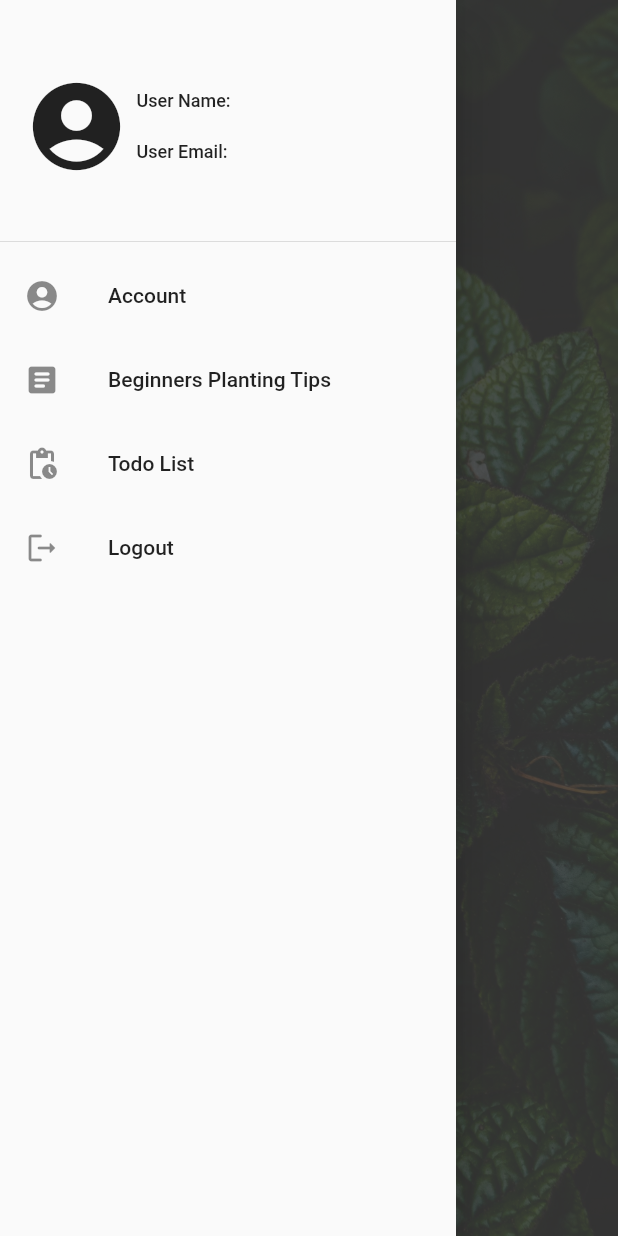
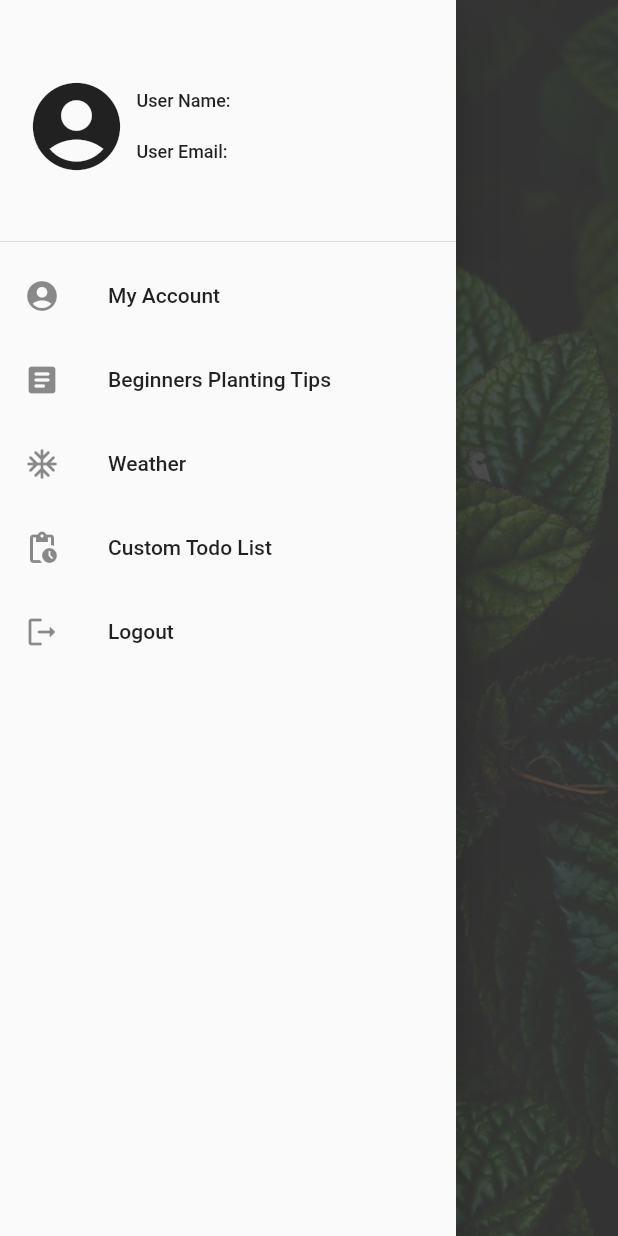
Before and after one commit to Gadi0905/ngtszhim_vt6001cem_project, a Flutter app: the IndexScreen screen opened by its route, with the side drawer open, on a phone screen of 412 x 824 dp. Run offline on Flutter 3.47's test engine with Material 2 defaults, Android fonts, the phone set to English and light mode, and no system bars; drawn by our look-alikes of firebase_database; our stand-ins replace cloud_firestore, firebase_auth, firebase_core, flutter_datetime_picker, syncfusion_flutter_charts, top_snackbar_flutter and 1 more; accounts and stored records are empty.

Commit message:
added Weather funtions to get Weather info

```diff
--- a/lib/src/screens/logged_in_screens/index_screen.dart
+++ b/lib/src/screens/logged_in_screens/index_screen.dart
@@ -9,6 +9,7 @@ import 'package:ngtszhim_vt6001cem_project/src/helpers/widgets_helper/background
 import 'package:ngtszhim_vt6001cem_project/src/helpers/widgets_helper/loading_widget/loading_widget.dart';
 import 'package:ngtszhim_vt6001cem_project/src/screens/logged_in_screens/account_screen/account_screen.dart';
 import 'package:ngtszhim_vt6001cem_project/src/screens/logged_in_screens/home_screen/home_screen.dart';
+import 'package:ngtszhim_vt6001cem_project/src/screens/logged_in_screens/observatory_screen/observatory_screen.dart';
 import 'package:ngtszhim_vt6001cem_project/src/screens/logged_in_screens/planting_info_screen/planting_info_screen.dart';
 import 'package:ngtszhim_vt6001cem_project/src/screens/logged_in_screens/todo_list_screen/todo_list_screen.dart';
 
@@ -77,9 +78,11 @@ class _IndexScreenState extends State<IndexScreen> {
                     crossAxisAlignment: CrossAxisAlignment.start,
                     children: [
                       const Spacer(),
-                      Text('User Name: ${userModel.userName}', style: const TextStyle(fontSize: 12)),
+                      Text('User Name: ${userModel.userName}',
+                          style: const TextStyle(fontSize: 12)),
                       const SizedBox(height: 20),
-                      Text('User Email: ${userModel.userEmail}', style: const TextStyle(fontSize: 12)),
+                      Text('User Email: ${userModel.userEmail}',
+                          style: const TextStyle(fontSize: 12)),
                       const Spacer(),
                     ],
                   ),
@@ -89,7 +92,7 @@ class _IndexScreenState extends State<IndexScreen> {
           ),
           ListTile(
             leading: const Icon(Icons.account_circle_rounded),
-            title: const Text('Account'),
+            title: const Text('My Account'),
             onTap: () {
               RoutesHelper.pushScreen(context, const AccountScreen());
             },
@@ -98,12 +101,19 @@ class _IndexScreenState extends State<IndexScreen> {
             leading: const Icon(Icons.article_rounded),
             title: const Text('Beginners Planting Tips'),
             onTap: () {
-            RoutesHelper.pushScreen(context, const PlantingInfoScreen());
+              RoutesHelper.pushScreen(context, const PlantingInfoScreen());
+            },
+          ),
+          ListTile(
+            leading: const Icon(Icons.ac_unit_rounded),
+            title: const Text('Weather'),
+            onTap: () {
+              RoutesHelper.pushScreen(context, const ObservatoryScreen());
             },
           ),
           ListTile(
             leading: const Icon(Icons.pending_actions),
-            title: const Text('Todo List'),
+            title: const Text('Custom Todo List'),
             onTap: () {
               RoutesHelper.pushScreen(context, const TodoListScreen());
             },
--- a/pubspec.yaml
+++ b/pubspec.yaml
@@ -41,6 +41,7 @@ dependencies:
   cloud_firestore: ^3.1.12
   firebase_database: ^9.0.11
   flutter_datetime_picker: ^1.5.1
+  webview_flutter: ^3.0.4
 
 dev_dependencies:
   flutter_test:
```
Also changed, not shown: lib/src/screens/logged_in_screens/observatory_screen/observatory_screen.dart (added, +21 -0 lines), 2 other files.
